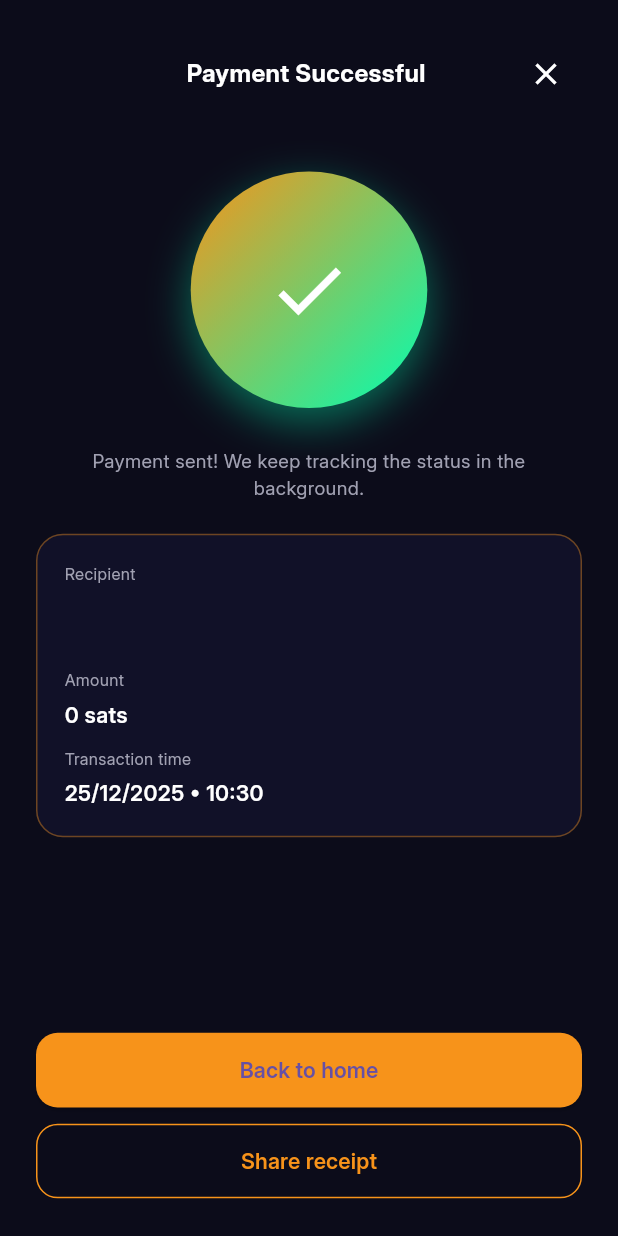
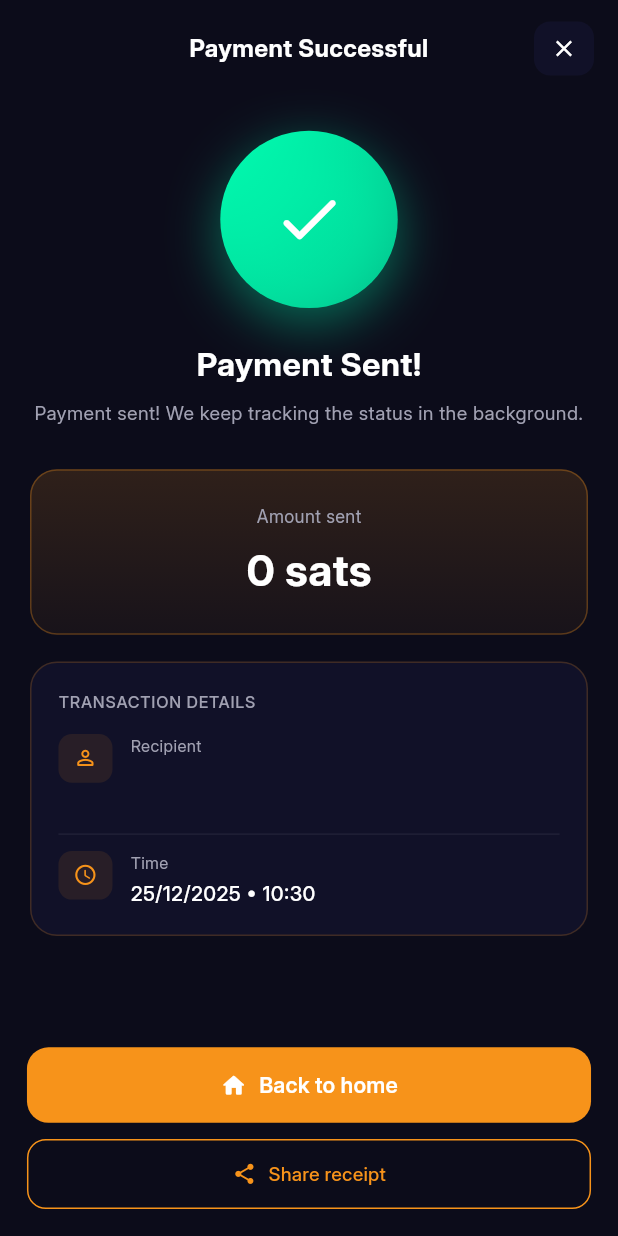
Before and after one commit to auwalrg8/Sabi, a Flutter app: the PaymentSuccessScreen screen opened directly with empty values, on a phone screen of 412 x 824 dp. Run offline on Flutter 3.47's test engine with Material 3 defaults, Android fonts, the phone set to English and light mode, and no system bars; our stand-ins replace audioplayers, cached_network_image, connectivity_plus, flutter_animate, flutter_contacts, flutter_local_notifications and 16 more; missing offline and left inert: bech32, bip39, breez_sdk_spark_flutter, encrypt, flutter_confetti, mobile_scanner and 2 more; accounts and stored records are empty; generated files the repository leaves out were written again; network calls fail.

Commit message:
feat: redesign PaymentSuccessScreen with clean UX/UI
- Added prominent success animation with gradient glow

- Larger, more visible amount display with gradient background

- Using SummaryCard for transaction details

- Improved button styling with icons

- Added haptic feedback to interactions

- Better visual hierarchy and spacing

```diff
--- a/lib/features/wallet/presentation/screens/payment_success_screen.dart
+++ b/lib/features/wallet/presentation/screens/payment_success_screen.dart
@@ -1,7 +1,9 @@
 import 'package:flutter/material.dart';
+import 'package:flutter/services.dart';
 import 'package:flutter_screenutil/flutter_screenutil.dart';
 import 'package:share_plus/share_plus.dart';
 import 'package:sabi_wallet/core/constants/colors.dart';
+import 'package:sabi_wallet/core/widgets/widgets.dart';
 import 'package:sabi_wallet/features/wallet/domain/models/send_transaction.dart';
 import 'package:sabi_wallet/l10n/app_localizations.dart';
 
@@ -121,73 +123,112 @@ Shared as: $option''';
 
   @override
   Widget build(BuildContext context) {
-    final amountText =
-        '${widget.transaction.amountInSats.toStringAsFixed(0)} sats';
+    final amountSats = widget.transaction.amountInSats.toStringAsFixed(0);
     final timeText =
         '${_completedAt.day}/${_completedAt.month}/${_completedAt.year} • ${_completedAt.hour.toString().padLeft(2, '0')}:${_completedAt.minute.toString().padLeft(2, '0')}';
 
     return Scaffold(
       backgroundColor: AppColors.background,
       body: SafeArea(
-        child: Padding(
-          padding: EdgeInsets.symmetric(horizontal: 24.w, vertical: 28.h),
         child: Column(
-            crossAxisAlignment: CrossAxisAlignment.stretch,
           children: [
-              Row(
-                mainAxisAlignment: MainAxisAlignment.spaceBetween,
+            // Header
+            Padding(
+              padding: EdgeInsets.fromLTRB(16.w, 16.h, 16.w, 0),
+              child: Row(
                 children: [
-                  SizedBox(width: 44.w),
-                  Text(
+                  const SizedBox(width: 40),
+                  Expanded(
+                    child: Text(
                       AppLocalizations.of(context)!.paymentSuccess,
+                      textAlign: TextAlign.center,
                       style: TextStyle(
                         color: Colors.white,
                         fontSize: 18.sp,
                         fontWeight: FontWeight.w700,
                       ),
                     ),
-                  IconButton(
-                    onPressed:
-                        () => Navigator.of(
-                          context,
-                        ).popUntil((route) => route.isFirst),
-                    icon: const Icon(Icons.close, color: Colors.white),
+                  ),
+                  GestureDetector(
+                    onTap: () {
+                      HapticFeedback.lightImpact();
+                      Navigator.of(context).popUntil((route) => route.isFirst);
+                    },
+                    child: Container(
+                      width: 40.w,
+                      height: 40.h,
+                      decoration: BoxDecoration(
+                        color: AppColors.surface,
+                        borderRadius: BorderRadius.circular(12.r),
+                      ),
+                      child: Icon(
+                        Icons.close,
+                        color: Colors.white,
+                        size: 20.sp,
+                      ),
+                    ),
                   ),
                 ],
               ),
-              const SizedBox(height: 40),
-              Center(
-                child: ScaleTransition(
+            ),
+
+            Expanded(
+              child: SingleChildScrollView(
+                padding: EdgeInsets.symmetric(horizontal: 20.w),
+                child: Column(
+                  children: [
+                    SizedBox(height: 40.h),
+
+                    // Success animation
+                    ScaleTransition(
                       scale: _pulse,
                       child: Container(
-                    width: 160.w,
-                    height: 160.w,
+                        width: 120.w,
+                        height: 120.w,
                         decoration: BoxDecoration(
                           shape: BoxShape.circle,
-                      gradient: const LinearGradient(
-                        colors: [AppColors.primary, AppColors.accentGreen],
+                          gradient: LinearGradient(
+                            colors: [
+                              AppColors.accentGreen,
+                              AppColors.accentGreen.withValues(alpha: 0.7),
+                            ],
                             begin: Alignment.topLeft,
                             end: Alignment.bottomRight,
                           ),
                           boxShadow: [
                             BoxShadow(
-                          color: AppColors.accentGreen.withValues(alpha: 0.4),
-                          blurRadius: 24,
+                              color: AppColors.accentGreen.withValues(
+                                alpha: 0.4,
+                              ),
+                              blurRadius: 30,
                               offset: const Offset(0, 10),
                             ),
                           ],
                         ),
                         child: Center(
                           child: Icon(
-                        Icons.check,
+                            Icons.check_rounded,
                             color: Colors.white,
-                        size: 64.sp,
+                            size: 56.sp,
                           ),
                         ),
                       ),
                     ),
+
+                    SizedBox(height: 24.h),
+
+                    // Success message
+                    Text(
+                      'Payment Sent!',
+                      style: TextStyle(
+                        color: Colors.white,
+                        fontSize: 24.sp,
+                        fontWeight: FontWeight.w700,
                       ),
-              SizedBox(height: 28.h),
+                    ),
+
+                    SizedBox(height: 8.h),
+
                     Text(
                       AppLocalizations.of(context)!.paymentSentHeadline,
                       textAlign: TextAlign.center,
@@ -196,83 +237,184 @@ Shared as: $option''';
                         fontSize: 14.sp,
                       ),
                     ),
-              SizedBox(height: 24.h),
+
+                    SizedBox(height: 32.h),
+
+                    // Amount display
                     Container(
-                padding: EdgeInsets.all(20.h),
+                      width: double.infinity,
+                      padding: EdgeInsets.symmetric(vertical: 24.h),
                       decoration: BoxDecoration(
-                  color: AppColors.surface,
+                        gradient: LinearGradient(
+                          colors: [
+                            AppColors.primary.withValues(alpha: 0.15),
+                            AppColors.primary.withValues(alpha: 0.05),
+                          ],
+                          begin: Alignment.topCenter,
+                          end: Alignment.bottomCenter,
+                        ),
                         borderRadius: BorderRadius.circular(20.r),
                         border: Border.all(
-                    color: AppColors.primary.withValues(alpha: 0.4),
+                          color: AppColors.primary.withValues(alpha: 0.3),
+                          width: 1,
                         ),
                       ),
                       child: Column(
-                  spacing: 12.h,
-                  crossAxisAlignment: CrossAxisAlignment.stretch,
                         children: [
-                    _buildRecipientDetailRow(),
-
-                    _buildDetailRow(
-                      AppLocalizations.of(context)!.amount,
-                      amountText,
+                          Text(
+                            'Amount sent',
+                            style: TextStyle(
+                              color: AppColors.textSecondary,
+                              fontSize: 13.sp,
                             ),
-
-                    _buildDetailRow(
-                      AppLocalizations.of(context)!.transactionTime,
-                      timeText,
                           ),
-                    if (widget.transaction.memo != null &&
-                        widget.transaction.memo!.isNotEmpty) ...[
-                      _buildDetailRow(
-                        AppLocalizations.of(context)!.memo,
-                        widget.transaction.memo!,
+                          SizedBox(height: 8.h),
+                          Text(
+                            '$amountSats sats',
+                            style: TextStyle(
+                              color: Colors.white,
+                              fontSize: 32.sp,
+                              fontWeight: FontWeight.w700,
+                            ),
+                          ),
+                          if (widget.transaction.amount > 0) ...[
+                            SizedBox(height: 4.h),
+                            Text(
+                              '≈ ₦${widget.transaction.amount.toStringAsFixed(0)}',
+                              style: TextStyle(
+                                color: AppColors.primary,
+                                fontSize: 16.sp,
+                                fontWeight: FontWeight.w500,
+                              ),
                             ),
                           ],
                         ],
                       ),
                     ),
-              const Spacer(),
-              ElevatedButton(
-                onPressed:
-                    () => Navigator.of(
+
+                    SizedBox(height: 20.h),
+
+                    // Transaction details
+                    SummaryCard(
+                      title: 'TRANSACTION DETAILS',
+                      items: [
+                        SummaryItem(
+                          label: 'Recipient',
+                          value: widget.transaction.recipient.name,
+                          subtitle: widget.transaction.recipient.identifier,
+                          icon: Icons.person_outline_rounded,
+                        ),
+                        SummaryItem(
+                          label: 'Time',
+                          value: timeText,
+                          icon: Icons.schedule_rounded,
+                        ),
+                        if (widget.transaction.memo != null &&
+                            widget.transaction.memo!.isNotEmpty)
+                          SummaryItem(
+                            label: 'Note',
+                            value: widget.transaction.memo!,
+                            icon: Icons.note_alt_outlined,
+                          ),
+                        if (widget.transaction.feeSats > 0)
+                          SummaryItem(
+                            label: 'Network Fee',
+                            value: '${widget.transaction.feeSats} sats',
+                            icon: Icons.bolt_rounded,
+                            valueColor: AppColors.textSecondary,
+                          ),
+                      ],
+                    ),
+
+                    SizedBox(height: 32.h),
+                  ],
+                ),
+              ),
+            ),
+
+            // Bottom buttons
+            Container(
+              padding: EdgeInsets.all(20.h),
+              child: Column(
+                children: [
+                  // Back to home button
+                  SizedBox(
+                    width: double.infinity,
+                    height: 56.h,
+                    child: ElevatedButton(
+                      onPressed: () {
+                        HapticFeedback.mediumImpact();
+                        Navigator.of(
                           context,
-                    ).popUntil((route) => route.isFirst),
+                        ).popUntil((route) => route.isFirst);
+                      },
                       style: ElevatedButton.styleFrom(
                         backgroundColor: AppColors.primary,
-                  padding: EdgeInsets.symmetric(vertical: 16.h),
+                        foregroundColor: Colors.white,
+                        elevation: 0,
                         shape: RoundedRectangleBorder(
                           borderRadius: BorderRadius.circular(16.r),
                         ),
                       ),
-                child: Text(
+                      child: Row(
+                        mainAxisAlignment: MainAxisAlignment.center,
+                        children: [
+                          Icon(Icons.home_rounded, size: 20.sp),
+                          SizedBox(width: 8.w),
+                          Text(
                             AppLocalizations.of(context)!.backToHome,
                             style: TextStyle(
                               fontSize: 16.sp,
                               fontWeight: FontWeight.w600,
                             ),
                           ),
+                        ],
                       ),
+                    ),
+                  ),
+
                   SizedBox(height: 12.h),
-              OutlinedButton(
-                onPressed: _showShareOptions,
+
+                  // Share receipt button
+                  SizedBox(
+                    width: double.infinity,
+                    height: 52.h,
+                    child: OutlinedButton(
+                      onPressed: () {
+                        HapticFeedback.lightImpact();
+                        _showShareOptions();
+                      },
                       style: OutlinedButton.styleFrom(
                         side: const BorderSide(color: AppColors.primary),
-                  padding: EdgeInsets.symmetric(vertical: 16.h),
                         shape: RoundedRectangleBorder(
-                    borderRadius: BorderRadius.circular(16.r),
+                          borderRadius: BorderRadius.circular(14.r),
                         ),
                       ),
-                child: Text(
+                      child: Row(
+                        mainAxisAlignment: MainAxisAlignment.center,
+                        children: [
+                          Icon(
+                            Icons.share_rounded,
+                            color: AppColors.primary,
+                            size: 18.sp,
+                          ),
+                          SizedBox(width: 8.w),
+                          Text(
                             AppLocalizations.of(context)!.shareReceipt,
                             style: TextStyle(
-                    fontSize: 16.sp,
-                    fontWeight: FontWeight.w600,
+                              fontSize: 14.sp,
+                              fontWeight: FontWeight.w500,
                               color: AppColors.primary,
+                            ),
+                          ),
+                        ],
                       ),
                     ),
                   ),
                 ],
               ),
+            ),
+          ],
         ),
       ),
     );
```
Lines whose indentation alone changed are shown as unchanged.
